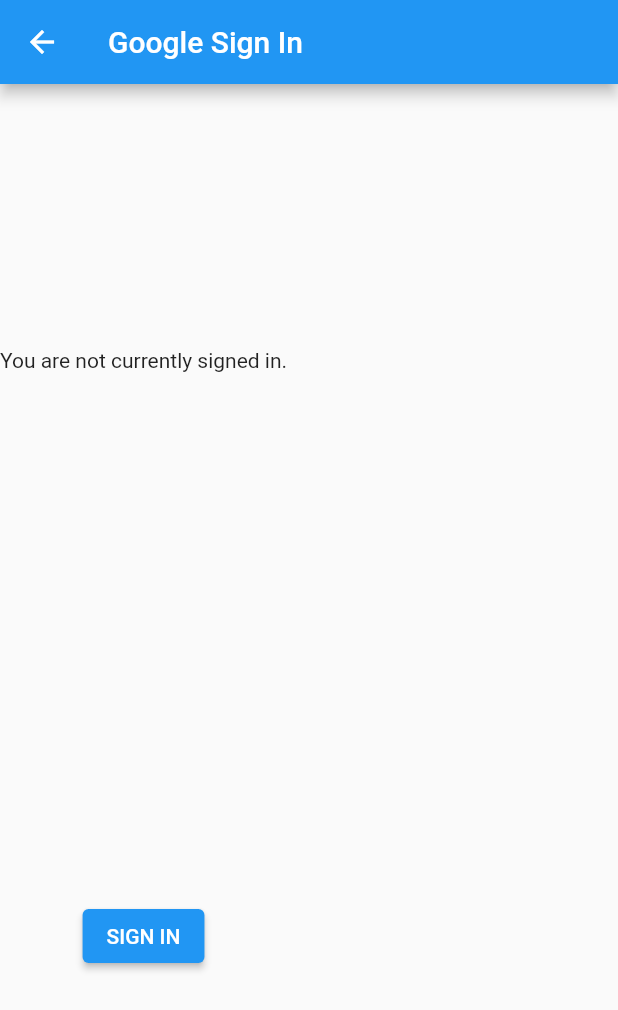
After one commit to Mrdeepak10/firebase, a Flutter app: the screen it shows after launch, after a tap on "Sign-in with Google", on a phone screen of 412 x 824 dp. The commit adds this screen. Shown: the top 1010 px of the screen. Run offline on Flutter 3.47's test engine with Material 2 defaults, Android fonts, the phone set to English and light mode, and no system bars; our stand-ins replace cloud_firestore, firebase_auth, firebase_core, google_sign_in; accounts and stored records are empty; network calls fail.

Commit message:
authentication with google,calling api with contactlist

```diff
--- /dev/null
+++ b/lib/google_signpage.dart
@@ -0,0 +1,167 @@
+import 'dart:async';
+import 'dart:convert' show json;
+
+import "package:http/http.dart" as http;
+import 'package:flutter/material.dart';
+import 'package:google_sign_in/google_sign_in.dart';
+
+import 'contactlist_page.dart';
+
+GoogleSignIn _googleSignIn = GoogleSignIn(
+  // Optional clientId
+  // clientId: '479882132969-9i9aqik3jfjd7qhci1nqf0bm2g71rm1u.apps.googleusercontent.com',
+  scopes: <String>[
+    'email',
+    'https://www.googleapis.com/auth/contacts.readonly',
+  ],
+);
+
+void main() {
+  runApp(
+    MaterialApp(
+      title: 'Google Sign In',
+      home: GoogleSignInPage(),
+    ),
+  );
+}
+
+class GoogleSignInPage extends StatefulWidget {
+  @override
+  State createState() => GoogleSignInPageState();
+}
+
+class GoogleSignInPageState extends State<GoogleSignInPage> {
+  GoogleSignInAccount? _currentUser;
+  String _contactText = '';
+  List userData = [];
+
+  @override
+  void initState() {
+    super.initState();
+    _googleSignIn.onCurrentUserChanged.listen((GoogleSignInAccount? account) {
+      setState(() {
+        _currentUser = account;
+      });
+      if (_currentUser != null) {
+        _handleGetContact(_currentUser!);
+      }
+    });
+    _googleSignIn.signInSilently();
+  }
+
+  Future<void> _handleGetContact(GoogleSignInAccount user) async {
+    setState(() {
+      _contactText = "Loading contact info...";
+    });
+    final http.Response response = await http.get(
+      Uri.parse('https://people.googleapis.com/v1/people/me/connections'
+          '?requestMask.includeField=person.names'),
+      headers: await user.authHeaders,
+    );
+    if (response.statusCode != 200) {
+      setState(() {
+        _contactText = "People API gave a ${response.statusCode} "
+            "response. Check logs for details.";
+      });
+      print('People API ${response.statusCode} response: ${response.body}');
+      return;
+    }
+    final Map<String, dynamic> data = json.decode(response.body);
+    final String? namedContact = await _pickFirstNamedContact(data);
+    setState(() {
+      if (namedContact != null) {
+        _contactText = "I see you know $namedContact!";
+      } else {
+        _contactText = "No contacts to display.";
+      }
+    });
+  }
+
+  Future<String> _pickFirstNamedContact(Map<String, dynamic> data) async {
+    final List<dynamic>? connections = await data['connections'];
+    Navigator.push(
+        context,
+        MaterialPageRoute(
+          builder: (BuildContext context) =>
+              ContactsListPage(connections: connections),
+        ));
+    // print("connections:$connections");
+    final Map<String, dynamic>? contact = connections?.firstWhere(
+      (dynamic contact) => contact['names'] != null,
+      orElse: () => null,
+    );
+    if (contact != null) {
+      final Map<String, dynamic>? name = contact['names'].firstWhere(
+        (dynamic name) => name['displayName'] != null,
+        orElse: () => null,
+      );
+      if (name != null) {
+        return name['displayName'];
+      }
+    }
+    return '';
+  }
+
+  Future<void> _handleSignIn() async {
+    try {
+      await _googleSignIn.signIn();
+    } catch (error) {
+      print(error);
+    }
+  }
+
+  Future<void> _handleSignOut() => _googleSignIn.disconnect();
+
+  Widget _buildBody() {
+    GoogleSignInAccount? user = _currentUser;
+    if (user != null) {
+      return Column(
+        mainAxisAlignment: MainAxisAlignment.spaceAround,
+        children: <Widget>[
+          ListTile(
+            leading: GoogleUserCircleAvatar(
+              identity: user,
+            ),
+            title: Text(user.displayName ?? ''),
+            subtitle: Text(user.email),
+          ),
+          const Text("Signed in successfully."),
+          Text(_contactText),
+          ElevatedButton(
+            child: const Text('SIGN OUT'),
+            onPressed: _handleSignOut,
+          ),
+          ElevatedButton(
+            child: const Text('REFRESH'),
+            onPressed: () => _handleGetContact(user),
+          ),
+        ],
+      );
+    } else {
+      return Scaffold(
+        body: Column(
+          mainAxisAlignment: MainAxisAlignment.spaceAround,
+          children: <Widget>[
+            const Text("You are not currently signed in."),
+            ElevatedButton(
+              child: const Text('SIGN IN'),
+              onPressed: _handleSignIn,
+            ),
+          ],
+        ),
+      );
+    }
+  }
+
+  @override
+  Widget build(BuildContext context) {
+    return Scaffold(
+        appBar: AppBar(
+          title: const Text('Google Sign In'),
+        ),
+        body: ConstrainedBox(
+          constraints: const BoxConstraints.expand(),
+          child: _buildBody(),
+        ));
+  }
+}
--- a/lib/login_page.dart
+++ b/lib/login_page.dart
@@ -68,8 +68,7 @@ class _LoginPageState extends State<LoginPage> {
                     padding: const EdgeInsets.symmetric(vertical: 16),
                     alignment: Alignment.center,
                     child: TextButton(
-                      onPressed: () {
-                      },
+                      onPressed: () {},
                       child: const Text("Verify number"),
                     )),
               ],
--- a/lib/main.dart
+++ b/lib/main.dart
@@ -2,7 +2,8 @@ import 'package:firebase_core/firebase_core.dart';
 import 'package:flutter/cupertino.dart';
 import 'package:flutter/material.dart';
 import 'package:firebase_auth/firebase_auth.dart';
-
+import 'package:google_sign_in/google_sign_in.dart';
+import 'google_signpage.dart';
 import 'login_page.dart';
 
 void main() async {
@@ -64,6 +65,7 @@ class _RegisterPageState extends State<RegisterPage> {
                   decoration: const InputDecoration(labelText: 'Password'),
                   obscureText: true,
                 ),
+
                 Container(
                     padding: const EdgeInsets.symmetric(vertical: 16),
                     alignment: Alignment.center,
@@ -76,6 +78,19 @@ class _RegisterPageState extends State<RegisterPage> {
                         }));
                       },
                       child: const Text("Register"),
+                    )),
+                Container(
+                    padding: const EdgeInsets.symmetric(vertical: 16),
+                    alignment: Alignment.center,
+                    child: TextButton(
+                      onPressed: () {
+                        _register();
+                        Navigator.push(context,
+                            CupertinoPageRoute(builder: (BuildContext context) {
+                          return  GoogleSignInPage();
+                        }));
+                      },
+                      child: const Text("Sign-in with Google"),
                     )),
                 Container(
                   alignment: Alignment.center,
@@ -119,4 +134,5 @@ class _RegisterPageState extends State<RegisterPage> {
       _success = false;
     }
   }
+
 }
--- a/lib/opretaion_page.dart
+++ b/lib/opretaion_page.dart
@@ -18,7 +18,7 @@ class _FirebaseOperationState extends State<FirebaseOperation> {
 
   void fetchDb() async {
     var collection = FirebaseFirestore.instance.collection('Database');
-    var querySnapshot = await collection.get();-
+    var querySnapshot = await collection.get();
     for (var queryDocumentSnapshot in querySnapshot.docs) {
       Map<String, dynamic> data = queryDocumentSnapshot.data();
       var name = data['Name'];
@@ -45,7 +45,6 @@ class _FirebaseOperationState extends State<FirebaseOperation> {
 
   @override
   void initState() {
-    // TODO: implement initState
     fetchDb();
     super.initState();
   }
--- a/pubspec.yaml
+++ b/pubspec.yaml
@@ -37,6 +37,8 @@ dependencies:
   cloud_firestore: ^3.1.1
   firebase_auth: ^3.3.0
   firebase_core: ^1.10.2
+  google_sign_in: ^5.2.1
+  http: ^0.13.4
 
 dev_dependencies:
   flutter_test:
```
Also changed, not shown: lib/contactlist_page.dart (added, +26 -0 lines), pubspec.lock, 1 other file.
